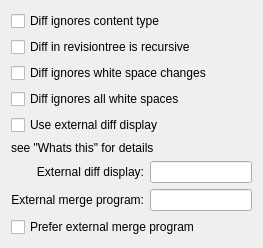
First picture: the form in src/settings/diffmergesettings.ui, repository KDE/kdesvn, before the edit.
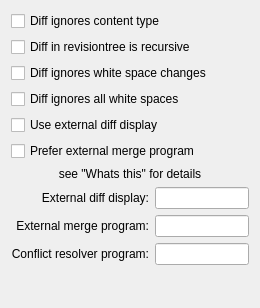
Second picture: the form after the edit. Custom widgets are drawn as their Qt base class.

Diff of the .ui file:
```diff
--- a/src/settings/diffmergesettings.ui
+++ b/src/settings/diffmergesettings.ui
@@ -5,8 +5,8 @@
    <rect>
     <x>0</x>
     <y>0</y>
-    <width>263</width>
-    <height>236</height>
+    <width>260</width>
+    <height>308</height>
    </rect>
   </property>
   <property name="windowTitle" >
@@ -52,24 +52,36 @@
     </widget>
    </item>
    <item>
+    <widget class="QCheckBox" name="kcfg_extern_merge_default" >
+     <property name="toolTip" >
+      <string>Set if merge with external program is prefered and not subversions merge</string>
+     </property>
+     <property name="text" >
+      <string>Prefer external merge program</string>
+     </property>
+    </widget>
+   </item>
+   <item>
+    <layout class="QGridLayout" >
+     <item row="0" column="0" >
     <widget class="QLabel" name="m_extern_hint" >
      <property name="text" >
       <string>see "Whats this" for details</string>
      </property>
      <property name="alignment" >
-      <set>Qt::AlignVCenter</set>
+        <set>Qt::AlignCenter</set>
      </property>
      <property name="wordWrap" >
       <bool>true</bool>
      </property>
     </widget>
    </item>
-   <item>
+     <item row="1" column="0" >
     <layout class="QGridLayout" >
-     <item row="0" column="0" >
-      <widget class="QLabel" name="mdiff_display_label" >
+       <item row="2" column="0" >
+        <widget class="QLabel" name="resolveLabel" >
        <property name="text" >
-        <string>External diff display:</string>
+          <string>Conflict resolver program:</string>
        </property>
        <property name="alignment" >
         <set>Qt::AlignRight|Qt::AlignTrailing|Qt::AlignVCenter</set>
@@ -92,6 +104,45 @@
        </property>
       </widget>
      </item>
+       <item row="2" column="1" >
+        <widget class="KLineEdit" name="kcfg_conflict_resolver" >
+         <property name="toolTip" >
+          <string>Setup an external program for conflict resolving</string>
+         </property>
+         <property name="whatsThis" >
+          <string>&lt;p>
+Enter how kdesvn should call the conflict resolver program. The form is
+&lt;p align="center">
+&lt;b>&lt;tt>&amp;lt;program&amp;gt; &amp;lt;programoptions&amp;gt;&lt;/tt>&lt;/b>
+&lt;/p>
+&lt;p>
+Programoption may contain the place holders for substituting with filenames.
+&lt;/p>
+The substitutions means:&lt;br>
+&lt;b>&lt;tt>%o&lt;/tt>&lt;/b> Old version&lt;br>
+&lt;b>&lt;tt>%m&lt;/tt>&lt;/b> Mine or local edit version&lt;br>
+&lt;b>&lt;tt>%n&lt;/tt>&lt;/b> Newest version&lt;br>
+&lt;b>&lt;tt>%t&lt;/tt>&lt;/b> The target to save as, kdesvn will use the orignal file name for it.
+&lt;/p>
+&lt;p>
+Default: &lt;tt>kdiff3 %o %m %n -o %t&lt;/tt>
+&lt;/p></string>
+         </property>
+        </widget>
+       </item>
+       <item row="0" column="0" >
+        <widget class="QLabel" name="mdiff_display_label" >
+         <property name="text" >
+          <string>External diff display:</string>
+         </property>
+         <property name="alignment" >
+          <set>Qt::AlignRight|Qt::AlignTrailing|Qt::AlignVCenter</set>
+         </property>
+         <property name="wordWrap" >
+          <bool>false</bool>
+         </property>
+        </widget>
+       </item>
      <item row="1" column="1" >
       <widget class="KLineEdit" name="kcfg_external_merge_program" >
        <property name="toolTip" >
@@ -138,15 +189,7 @@
      </item>
     </layout>
    </item>
-   <item>
-    <widget class="QCheckBox" name="kcfg_extern_merge_default" >
-     <property name="toolTip" >
-      <string>Set if merge with external program is prefered and not subversions merge</string>
-     </property>
-     <property name="text" >
-      <string>Prefer external merge program</string>
-     </property>
-    </widget>
+    </layout>
    </item>
    <item>
     <spacer>
```
Left out of the diff: 1 changed line with no effect on the pictures. Lines whose indentation alone changed are shown as unchanged.
